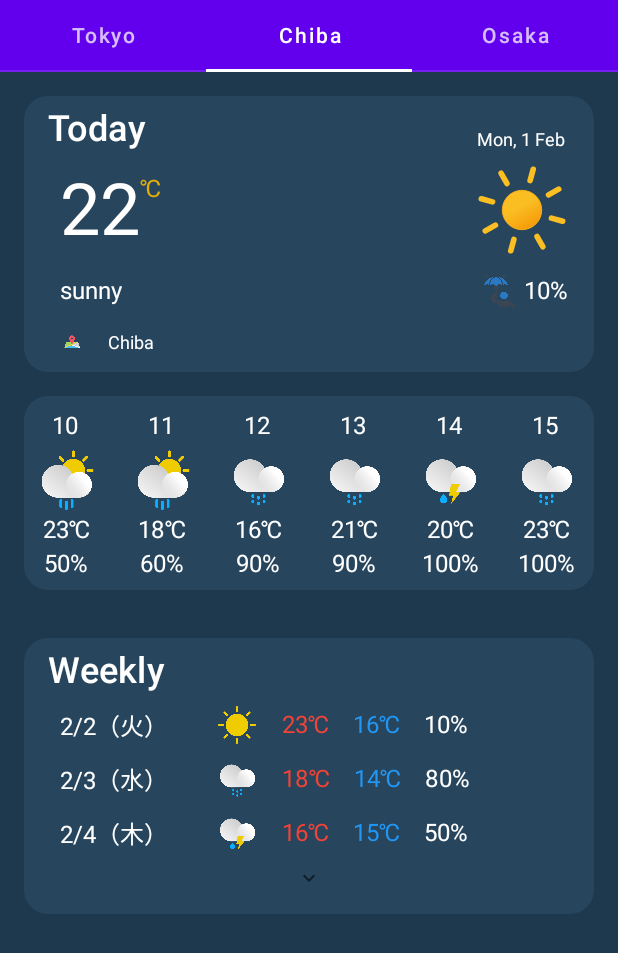
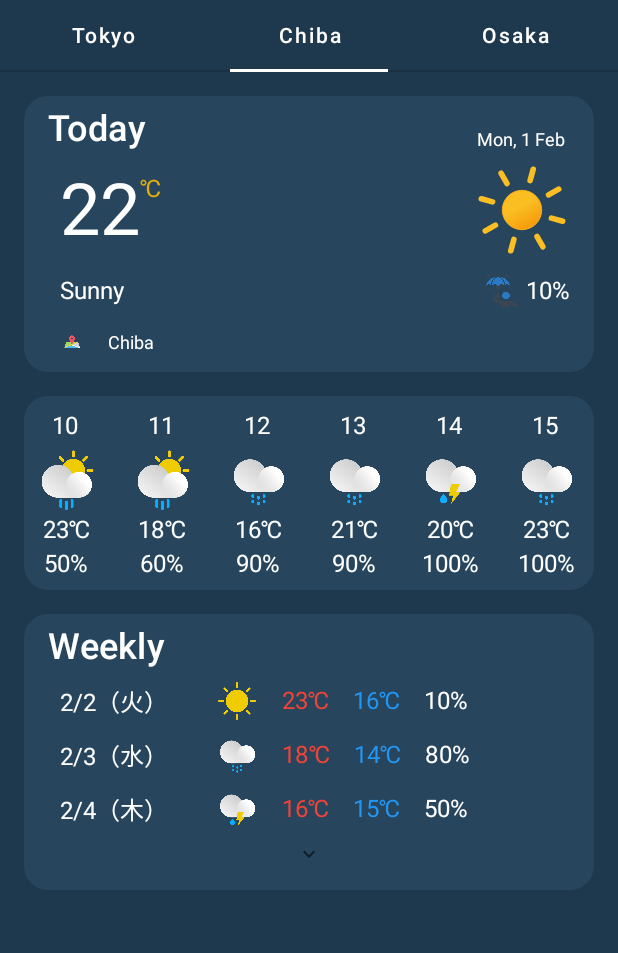
Before and after one commit to ike04/WeatherApp_Jetpack_Compose, an Android app built with Jetpack Compose: the screen it shows after launch (MainActivity), tab 2 chosen, on a phone screen of 412 x 824 dp. Shown: the top 953 px of the screen. Run offline under Robolectric (Android 15) with nearby library versions, the phone set to English and light mode, and no system bars; our stand-ins replace accompanist; 2 statements that could not run were skipped.

Commit message:
Fix tab indicator color

```diff
--- a/app/src/main/java/com/google/codelab/sampleweatherapp/MainActivity.kt
+++ b/app/src/main/java/com/google/codelab/sampleweatherapp/MainActivity.kt
@@ -7,18 +7,23 @@ import androidx.compose.foundation.background
 import androidx.compose.foundation.layout.Column
 import androidx.compose.foundation.layout.fillMaxHeight
 import androidx.compose.foundation.layout.fillMaxSize
+import androidx.compose.foundation.layout.padding
 import androidx.compose.material.*
+import androidx.compose.material.TabRowDefaults.tabIndicatorOffset
 import androidx.compose.runtime.Composable
 import androidx.compose.runtime.rememberCoroutineScope
 import androidx.compose.ui.Alignment
 import androidx.compose.ui.Modifier
+import androidx.compose.ui.graphics.Color.Companion.White
 import androidx.compose.ui.tooling.preview.Preview
+import androidx.compose.ui.unit.dp
 import com.google.accompanist.pager.ExperimentalPagerApi
 import com.google.accompanist.pager.HorizontalPager
 import com.google.accompanist.pager.rememberPagerState
 import com.google.codelab.sampleweatherapp.data.TestData
 import com.google.codelab.sampleweatherapp.ui.theme.BackGround
 import com.google.codelab.sampleweatherapp.ui.theme.SampleWeatherAppTheme
+import com.google.codelab.sampleweatherapp.ui.theme.TabBackground
 import kotlinx.coroutines.launch
 
 class MainActivity : ComponentActivity() {
@@ -53,7 +58,14 @@ fun WeatherApp() {
     val coroutineScope = rememberCoroutineScope()
     Column {
         TabRow(
-            selectedTabIndex = tabIndex
+            selectedTabIndex = tabIndex,
+            backgroundColor = BackGround,
+            indicator = { tabPositions ->
+                TabRowDefaults.Indicator(
+                    Modifier.tabIndicatorOffset(tabPositions[tabIndex]).padding(horizontal = 16.dp),
+                    color = White
+                )
+            }
         ) {
             tabData.forEachIndexed { index, tab ->
                 Tab(selected = tabIndex == index, onClick = {
@@ -61,7 +73,10 @@ fun WeatherApp() {
                         pagerState.animateScrollToPage(index)
                     }
                 }, text = {
-                    Text(text = tab)
+                    Text(
+                        text = tab,
+                        color = White
+                    )
                 })
             }
         }
--- a/app/src/main/java/com/google/codelab/sampleweatherapp/WeekWeather.kt
+++ b/app/src/main/java/com/google/codelab/sampleweatherapp/WeekWeather.kt
@@ -26,7 +26,7 @@ fun WeekWeather(weathers: List<Weather>) {
     var isExpanded by remember { mutableStateOf(false) }
     LazyColumn(
         modifier = Modifier
-            .padding(all = 16.dp)
+            .padding(bottom = 16.dp, start = 16.dp, end = 16.dp)
             .background(color = CellBackGround, shape = RoundedCornerShape(16.dp))
             .fillMaxWidth()
             .clickable { isExpanded = !isExpanded }
--- a/app/src/main/java/com/google/codelab/sampleweatherapp/data/DayWeather.kt
+++ b/app/src/main/java/com/google/codelab/sampleweatherapp/data/DayWeather.kt
@@ -17,9 +17,9 @@ data class Weather(
 )
 
 object TestData {
-    private val dayData1 = Weather("Mon, 1 Feb", R.raw.sunny_and_rainny, "20", "16", "50", "rainy")
-    private val dayData2 = Weather("Mon, 1 Feb", R.raw.sunny, "22", "19", "10", "sunny")
-    private val dayData3 = Weather("Mon, 1 Feb", R.raw.snow, "8", "3", "80", "snow")
+    private val dayData1 = Weather("Mon, 1 Feb", R.raw.sunny_and_rainny, "20", "16", "50", "Rainy")
+    private val dayData2 = Weather("Mon, 1 Feb", R.raw.sunny, "22", "19", "10", "Sunny")
+    private val dayData3 = Weather("Mon, 1 Feb", R.raw.snow, "8", "3", "80", "Snow")
     private val tokyo = Location("Tokyo", dayData1)
     private val chiba = Location("Chiba", dayData2)
     private val osaka = Location("Osaka", dayData3)
--- a/app/src/main/java/com/google/codelab/sampleweatherapp/ui/theme/Color.kt
+++ b/app/src/main/java/com/google/codelab/sampleweatherapp/ui/theme/Color.kt
@@ -11,3 +11,4 @@ val TempLow = Color(0xFF2196F3)
 val TempUnit = Color(0xFFE2AC0A)
 val CellBackGround = Color(0xFF27465E)
 val BackGround = Color(0xFF1E384D)
+val TabBackground = Color(0xFF5997C9)
```
